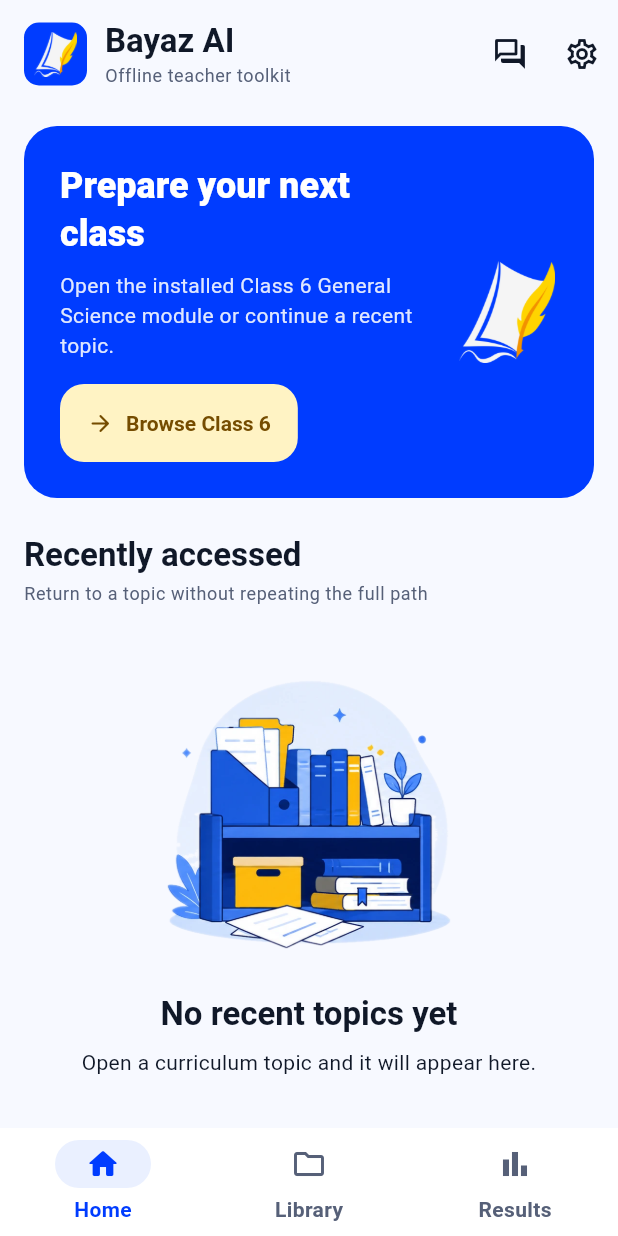
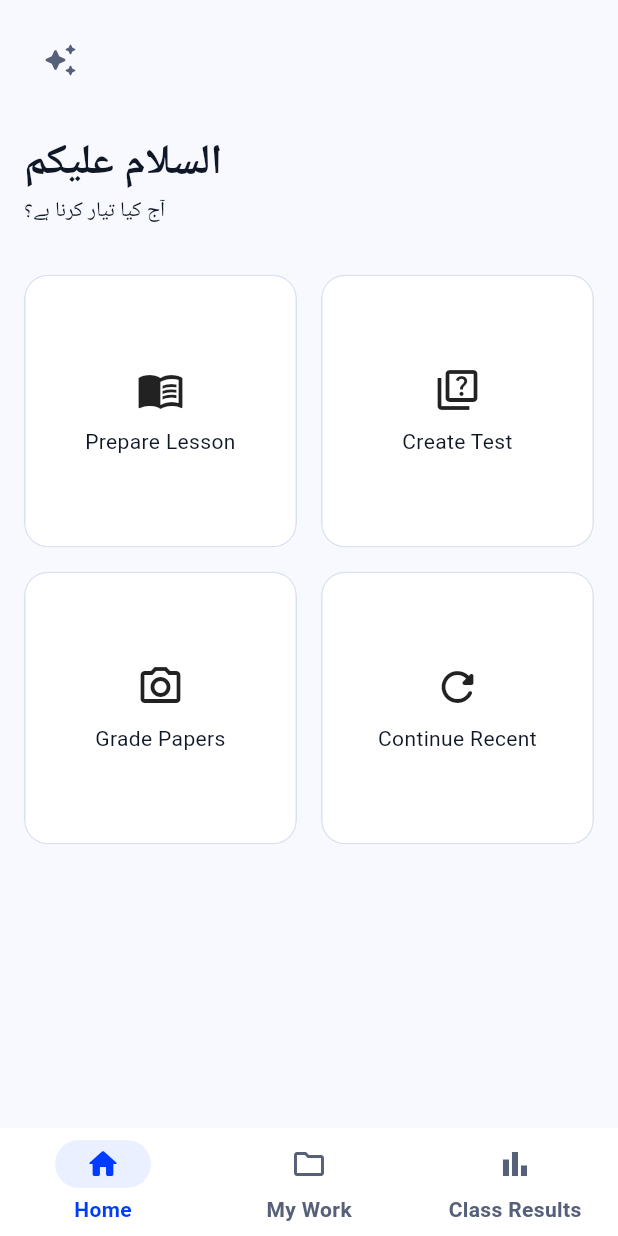
Before and after one commit to zaynbaluch/rahbar.ai, a Flutter app: the BayazShell screen opened directly, on a phone screen of 412 x 824 dp. Run offline on Flutter 3.47's test engine with Material 3 defaults, Android fonts, the phone set to English and light mode, and no system bars; our stand-ins replace image_picker, pdf, printing; missing offline and left inert: llama_cpp_dart, sqlite3.

Commit message:
ui: replace home dashboard and rename navigation

```diff
--- a/app/lib/app/bayaz_shell.dart
+++ b/app/lib/app/bayaz_shell.dart
@@ -46,12 +46,12 @@ class _BayazShellState extends State<BayazShell> {
           NavigationDestination(
             icon: Icon(Icons.folder_outlined),
             selectedIcon: Icon(Icons.folder_rounded),
-            label: 'Library',
+            label: 'My Work',
           ),
           NavigationDestination(
             icon: Icon(Icons.bar_chart_outlined),
             selectedIcon: Icon(Icons.bar_chart_rounded),
-            label: 'Results',
+            label: 'Class Results',
           ),
         ],
       ),
--- a/app/lib/features/curriculum/curriculum_home_screen.dart
+++ b/app/lib/features/curriculum/curriculum_home_screen.dart
@@ -42,93 +42,41 @@ class _CurriculumHomeScreenState extends State<CurriculumHomeScreen> {
   @override
   Widget build(BuildContext context) {
     return Scaffold(
-      appBar: AppBar(
-        toolbarHeight: 72,
-        title: const BrandAppBarTitle(subtitle: 'Offline teacher toolkit'),
-        actions: [
-          IconButton(
-            tooltip: 'Ask Bayaz',
-            onPressed: () => openOfflineAiScreen(
-              context,
-              (_) => const ClarificationScreen(
-                contextMaterial: ClarificationContext.general,
+      body: SafeArea(
+        child: Padding(
+          padding: const EdgeInsets.all(AppSpacing.md),
+          child: Column(
+            crossAxisAlignment: CrossAxisAlignment.stretch,
+            children: [
+              Row(
+                children: [
+                  IconButton(
+                    tooltip: 'Open Settings',
+                    onPressed: () => Navigator.of(context).push(MaterialPageRoute(builder: (_) => const SettingsScreen())),
+                    icon: const Icon(Icons.auto_awesome_rounded),
+                  ),
+                  const Spacer(),
+                ],
               ),
-            ),
-            icon: const Icon(Icons.forum_outlined),
-          ),
-          IconButton(
-            tooltip: 'Setup and privacy',
-            onPressed: () => Navigator.of(context)
-                .push(MaterialPageRoute(builder: (_) => const SettingsScreen()))
-                .then((_) => _refresh()),
-            icon: const Icon(Icons.settings_outlined),
-          ),
-        ],
-      ),
-      body: SafeArea(
-        child: ListView(
-          padding: const EdgeInsets.fromLTRB(
-            AppSpacing.md,
-            AppSpacing.sm,
-            AppSpacing.md,
-            AppSpacing.xl,
-          ),
-          children: [
-            _WelcomeCard(onOpen: () => _openClass(CurriculumCatalog.classes.first)),
-            const SizedBox(height: AppSpacing.lg),
-            FutureBuilder<List<RecentCurriculumAccess>>(
-              future: _recentFuture,
-              builder: (context, snapshot) {
-                final items = snapshot.data ?? const [];
-                return Column(
-                  crossAxisAlignment: CrossAxisAlignment.stretch,
+              const SizedBox(height: AppSpacing.lg),
+              const Text('السلام علیکم', style: TextStyle(fontSize: 28, fontWeight: FontWeight.bold)),
+              const Text('آج کیا تیار کرنا ہے؟'),
+              const SizedBox(height: AppSpacing.xl),
+              Expanded(
+                child: GridView.count(
+                  crossAxisCount: 2,
+                  mainAxisSpacing: AppSpacing.md,
+                  crossAxisSpacing: AppSpacing.md,
                   children: [
-                    const SectionHeader(
-                      title: 'Recently accessed',
-                      subtitle: 'Return to a topic without repeating the full path',
-                    ),
-                    const SizedBox(height: AppSpacing.sm),
-                    if (items.isEmpty)
-                      const BayazEmptyState(
-                        asset: 'assets/ui/illustrations/empty_library.webp',
-                        title: 'No recent topics yet',
-                        message: 'Open a curriculum topic and it will appear here.',
-                      )
-                    else
-                      for (final item in items.take(4)) ...[
-                        _RecentTopicCard(
-                          item: item,
-                          onTap: () => _openRecent(item),
-                        ),
-                        const SizedBox(height: AppSpacing.sm),
-                      ],
+                    _ActionTile(icon: Icons.menu_book_outlined, label: 'Prepare Lesson', onTap: () => _openClass(CurriculumCatalog.classes.first)),
+                    _ActionTile(icon: Icons.quiz_outlined, label: 'Create Test', onTap: () => _openClass(CurriculumCatalog.classes.first)),
+                    _ActionTile(icon: Icons.camera_alt_outlined, label: 'Grade Papers', onTap: () {}),
+                    _ActionTile(icon: Icons.refresh_rounded, label: 'Continue Recent', onTap: _refresh),
                   ],
-                );
-              },
-            ),
-            const SizedBox(height: AppSpacing.lg),
-            const SectionHeader(
-              title: 'Browse coursework',
-              subtitle: 'Choose a class, then a subject, then a topic',
-            ),
-            const SizedBox(height: AppSpacing.sm),
-            for (final curriculumClass in CurriculumCatalog.classes)
-              BayazCard(
-                onTap: () => _openClass(curriculumClass),
-                child: ListTile(
-                  contentPadding: EdgeInsets.zero,
-                  leading: const CircleAvatar(
-                    backgroundColor: AppColors.softBlue,
-                    child: Icon(Icons.school_outlined, color: AppColors.primary),
-                  ),
-                  title: Text(curriculumClass.name),
-                  subtitle: Text(
-                    '${curriculumClass.subjects.length} installed subject${curriculumClass.subjects.length == 1 ? '' : 's'}',
-                  ),
-                  trailing: const Icon(Icons.chevron_right_rounded),
                 ),
               ),
-          ],
+            ],
+          ),
         ),
       ),
     );
@@ -276,3 +224,9 @@ class _RecentTopicCard extends StatelessWidget {
     );
   }
 }
+
+class _ActionTile extends StatelessWidget {
+  const _ActionTile({required this.icon, required this.label, required this.onTap});
+  final IconData icon; final String label; final VoidCallback onTap;
+  @override Widget build(BuildContext context) => BayazCard(onTap: onTap, child: Center(child: Column(mainAxisSize: MainAxisSize.min, children: [Icon(icon, size: 32), const SizedBox(height: 8), Text(label, textAlign: TextAlign.center)])));
+}
```
